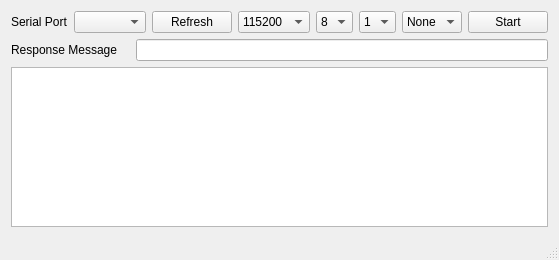
The window that mainwindow.ui (hyo0913/Simple-Test-Slave-Example) describes before a commit, drawn with Qt 5.
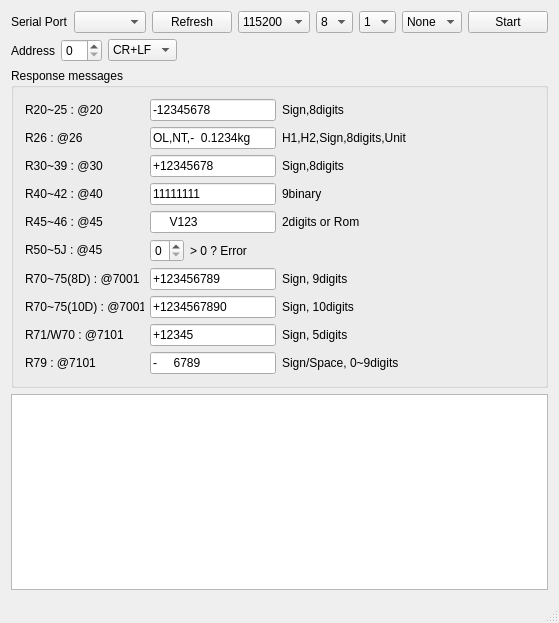
The same window after the commit.

What changed in the file:
```diff
--- a/mainwindow.ui
+++ b/mainwindow.ui
@@ -7,14 +7,14 @@
     <x>0</x>
     <y>0</y>
     <width>537</width>
-    <height>260</height>
+    <height>623</height>
    </rect>
   </property>
   <property name="windowTitle">
    <string>Simple Test Slave - example</string>
   </property>
   <widget class="QWidget" name="centralWidget">
-   <layout class="QVBoxLayout" name="verticalLayout">
+   <layout class="QVBoxLayout" name="verticalLayout_2">
     <item>
      <layout class="QHBoxLayout" name="horizontalLayout" stretch="0,0,0,0,0,0,0,1,0">
       <item>
@@ -133,31 +133,694 @@
      </layout>
     </item>
     <item>
-     <layout class="QHBoxLayout" name="horizontalLayout_3">
+     <layout class="QHBoxLayout" name="horizontalLayout_2">
       <item>
-       <widget class="QLabel" name="labelRespMsg">
-        <property name="minimumSize">
-         <size>
-          <width>119</width>
-          <height>20</height>
-         </size>
-        </property>
-        <property name="maximumSize">
-         <size>
-          <width>119</width>
-          <height>20</height>
-         </size>
-        </property>
+       <widget class="QLabel" name="labelAddress">
         <property name="text">
-         <string>Response Message</string>
+         <string>Address</string>
         </property>
        </widget>
       </item>
       <item>
-       <widget class="QLineEdit" name="lineEditRespMsg"/>
+       <widget class="QSpinBox" name="spinBoxAddress">
+        <property name="maximum">
+         <number>31</number>
+        </property>
+       </widget>
+      </item>
+      <item>
+       <widget class="QComboBox" name="comboBoxTerminator">
+        <item>
+         <property name="text">
+          <string>CR+LF</string>
+         </property>
+        </item>
+        <item>
+         <property name="text">
+          <string>CR</string>
+         </property>
+        </item>
+       </widget>
+      </item>
+      <item>
+       <spacer name="horizontalSpacer_2">
+        <property name="orientation">
+         <enum>Qt::Horizontal</enum>
+        </property>
+        <property name="sizeHint" stdset="0">
+         <size>
+          <width>40</width>
+          <height>20</height>
+         </size>
+        </property>
+       </spacer>
       </item>
      </layout>
     </item>
+    <item>
+     <widget class="QGroupBox" name="groupBox">
+      <property name="title">
+       <string>Response messages</string>
+      </property>
+      <layout class="QVBoxLayout" name="verticalLayout">
+       <item>
+        <layout class="QHBoxLayout" name="horizontalLayout_3">
+         <item>
+          <widget class="QLabel" name="labelR20">
+           <property name="minimumSize">
+            <size>
+             <width>119</width>
+             <height>20</height>
+            </size>
+           </property>
+           <property name="maximumSize">
+            <size>
+             <width>119</width>
+             <height>20</height>
+            </size>
+           </property>
+           <property name="text">
+            <string>R20~25 : @20</string>
+           </property>
+          </widget>
+         </item>
+         <item>
+          <widget class="QLineEdit" name="lineEditR20">
+           <property name="text">
+            <string>-12345678</string>
+           </property>
+           <property name="maxLength">
+            <number>9</number>
+           </property>
+          </widget>
+         </item>
+         <item>
+          <widget class="QLabel" name="labelDescR20">
+           <property name="minimumSize">
+            <size>
+             <width>126</width>
+             <height>20</height>
+            </size>
+           </property>
+           <property name="maximumSize">
+            <size>
+             <width>126</width>
+             <height>20</height>
+            </size>
+           </property>
+           <property name="text">
+            <string>Sign,8digits</string>
+           </property>
+          </widget>
+         </item>
+         <item>
+          <spacer name="horizontalSpacer_4">
+           <property name="orientation">
+            <enum>Qt::Horizontal</enum>
+           </property>
+           <property name="sizeHint" stdset="0">
+            <size>
+             <width>40</width>
+             <height>20</height>
+            </size>
+           </property>
+          </spacer>
+         </item>
+        </layout>
+       </item>
+       <item>
+        <layout class="QHBoxLayout" name="horizontalLayout_4">
+         <item>
+          <widget class="QLabel" name="labelR26">
+           <property name="minimumSize">
+            <size>
+             <width>119</width>
+             <height>20</height>
+            </size>
+           </property>
+           <property name="maximumSize">
+            <size>
+             <width>119</width>
+             <height>20</height>
+            </size>
+           </property>
+           <property name="text">
+            <string>R26 : @26</string>
+           </property>
+          </widget>
+         </item>
+         <item>
+          <widget class="QLineEdit" name="lineEditR26">
+           <property name="text">
+            <string>OL,NT,-  0.1234kg</string>
+           </property>
+           <property name="maxLength">
+            <number>18</number>
+           </property>
+          </widget>
+         </item>
+         <item>
+          <widget class="QLabel" name="labelDescR26">
+           <property name="minimumSize">
+            <size>
+             <width>126</width>
+             <height>20</height>
+            </size>
+           </property>
+           <property name="maximumSize">
+            <size>
+             <width>126</width>
+             <height>20</height>
+            </size>
+           </property>
+           <property name="text">
+            <string>H1,H2,Sign,8digits,Unit</string>
+           </property>
+          </widget>
+         </item>
+         <item>
+          <spacer name="horizontalSpacer_5">
+           <property name="orientation">
+            <enum>Qt::Horizontal</enum>
+           </property>
+           <property name="sizeHint" stdset="0">
+            <size>
+             <width>40</width>
+             <height>20</height>
+            </size>
+           </property>
+          </spacer>
+         </item>
+        </layout>
+       </item>
+       <item>
+        <layout class="QHBoxLayout" name="horizontalLayout_5">
+         <item>
+          <widget class="QLabel" name="labelR30">
+           <property name="minimumSize">
+            <size>
+             <width>119</width>
+             <height>20</height>
+            </size>
+           </property>
+           <property name="maximumSize">
+            <size>
+             <width>119</width>
+             <height>20</height>
+            </size>
+           </property>
+           <property name="text">
+            <string>R30~39 : @30</string>
+           </property>
+          </widget>
+         </item>
+         <item>
+          <widget class="QLineEdit" name="lineEditR30">
+           <property name="text">
+            <string>+12345678</string>
+           </property>
+           <property name="maxLength">
+            <number>9</number>
+           </property>
+          </widget>
+         </item>
+         <item>
+          <widget class="QLabel" name="labelDescR30">
+           <property name="minimumSize">
+            <size>
+             <width>126</width>
+             <height>20</height>
+            </size>
+           </property>
+           <property name="maximumSize">
+            <size>
+             <width>126</width>
+             <height>20</height>
+            </size>
+           </property>
+           <property name="text">
+            <string>Sign,8digits</string>
+           </property>
+          </widget>
+         </item>
+         <item>
+          <spacer name="horizontalSpacer_6">
+           <property name="orientation">
+            <enum>Qt::Horizontal</enum>
+           </property>
+           <property name="sizeHint" stdset="0">
+            <size>
+             <width>40</width>
+             <height>20</height>
+            </size>
+           </property>
+          </spacer>
+         </item>
+        </layout>
+       </item>
+       <item>
+        <layout class="QHBoxLayout" name="horizontalLayout_6">
+         <item>
+          <widget class="QLabel" name="labelR40">
+           <property name="minimumSize">
+            <size>
+             <width>119</width>
+             <height>20</height>
+            </size>
+           </property>
+           <property name="maximumSize">
+            <size>
+             <width>119</width>
+             <height>20</height>
+            </size>
+           </property>
+           <property name="text">
+            <string>R40~42 : @40</string>
+           </property>
+          </widget>
+         </item>
+         <item>
+          <widget class="QLineEdit" name="lineEditR40">
+           <property name="text">
+            <string>11111111 </string>
+           </property>
+           <property name="maxLength">
+            <number>9</number>
+           </property>
+          </widget>
+         </item>
+         <item>
+          <widget class="QLabel" name="labelDescR40">
+           <property name="minimumSize">
+            <size>
+             <width>126</width>
+             <height>20</height>
+            </size>
+           </property>
+           <property name="maximumSize">
+            <size>
+             <width>126</width>
+             <height>20</height>
+            </size>
+           </property>
+           <property name="text">
+            <string>9binary</string>
+           </property>
+          </widget>
+         </item>
+         <item>
+          <spacer name="horizontalSpacer_7">
+           <property name="orientation">
+            <enum>Qt::Horizontal</enum>
+           </property>
+           <property name="sizeHint" stdset="0">
+            <size>
+             <width>40</width>
+             <height>20</height>
+            </size>
+           </property>
+          </spacer>
+         </item>
+        </layout>
+       </item>
+       <item>
+        <layout class="QHBoxLayout" name="horizontalLayout_7" stretch="0,0,0,0">
+         <item>
+          <widget class="QLabel" name="labelR45">
+           <property name="minimumSize">
+            <size>
+             <width>119</width>
+             <height>20</height>
+            </size>
+           </property>
+           <property name="maximumSize">
+            <size>
+             <width>119</width>
+             <height>20</height>
+            </size>
+           </property>
+           <property name="text">
+            <string>R45~46 : @45</string>
+           </property>
+          </widget>
+         </item>
+         <item>
+          <widget class="QLineEdit" name="lineEditR45">
+           <property name="text">
+            <string>     V123</string>
+           </property>
+           <property name="maxLength">
+            <number>9</number>
+           </property>
+          </widget>
+         </item>
+         <item>
+          <widget class="QLabel" name="labelDescR45">
+           <property name="minimumSize">
+            <size>
+             <width>126</width>
+             <height>20</height>
+            </size>
+           </property>
+           <property name="maximumSize">
+            <size>
+             <width>126</width>
+             <height>20</height>
+            </size>
+           </property>
+           <property name="text">
+            <string>2digits or Rom</string>
+           </property>
+          </widget>
+         </item>
+         <item>
+          <spacer name="horizontalSpacer_8">
+           <property name="orientation">
+            <enum>Qt::Horizontal</enum>
+           </property>
+           <property name="sizeHint" stdset="0">
+            <size>
+             <width>40</width>
+             <height>20</height>
+            </size>
+           </property>
+          </spacer>
+         </item>
+        </layout>
+       </item>
+       <item>
+        <layout class="QHBoxLayout" name="horizontalLayout_8">
+         <item>
+          <widget class="QLabel" name="labelCmd50">
+           <property name="minimumSize">
+            <size>
+             <width>119</width>
+             <height>20</height>
+            </size>
+           </property>
+           <property name="maximumSize">
+            <size>
+             <width>119</width>
+             <height>20</height>
+            </size>
+           </property>
+           <property name="text">
+            <string>R50~5J : @45</string>
+           </property>
+          </widget>
+         </item>
+         <item>
+          <widget class="QSpinBox" name="spinBoxCmd50">
+           <property name="maximum">
+            <number>9</number>
+           </property>
+          </widget>
+         </item>
+         <item>
+          <widget class="QLabel" name="labelDecsCmd50">
+           <property name="text">
+            <string>&gt; 0 ? Error</string>
+           </property>
+          </widget>
+         </item>
+         <item>
+          <spacer name="horizontalSpacer_3">
+           <property name="orientation">
+            <enum>Qt::Horizontal</enum>
+           </property>
+           <property name="sizeHint" stdset="0">
+            <size>
+             <width>40</width>
+             <height>20</height>
+            </size>
+           </property>
+          </spacer>
+         </item>
+        </layout>
+       </item>
+       <item>
+        <layout class="QHBoxLayout" name="horizontalLayout_9">
+         <item>
+          <widget class="QLabel" name="labelR70_08">
+           <property name="minimumSize">
+            <size>
+             <width>119</width>
+             <height>20</height>
+            </size>
+           </property>
+           <property name="maximumSize">
+            <size>
+             <width>119</width>
+             <height>20</height>
+            </size>
+           </property>
+           <property name="text">
+            <string>R70~75(8D) : @7001</string>
+           </property>
+          </widget>
+         </item>
+         <item>
+          <widget class="QLineEdit" name="lineEditR70_08">
+           <property name="text">
+            <string>+123456789</string>
+           </property>
+           <property name="maxLength">
+            <number>10</number>
+           </property>
+          </widget>
+         </item>
+         <item>
+          <widget class="QLabel" name="labelDescR70_08">
+           <property name="minimumSize">
+            <size>
+             <width>126</width>
+             <height>20</height>
+            </size>
+           </property>
+           <property name="maximumSize">
+            <size>
+             <width>126</width>
+             <height>20</height>
+            </size>
+           </property>
+           <property name="text">
+            <string>Sign, 9digits</string>
+           </property>
+          </widget>
+         </item>
+         <item>
+          <spacer name="horizontalSpacer_9">
+           <property name="orientation">
+            <enum>Qt::Horizontal</enum>
+           </property>
+           <property name="sizeHint" stdset="0">
+            <size>
+             <width>40</width>
+             <height>20</height>
+            </size>
+           </property>
+          </spacer>
+         </item>
+        </layout>
+       </item>
+       <item>
+        <layout class="QHBoxLayout" name="horizontalLayout_10">
+         <item>
+          <widget class="QLabel" name="labelR70_10">
+           <property name="minimumSize">
+            <size>
+             <width>119</width>
+             <height>20</height>
+            </size>
+           </property>
+           <property name="maximumSize">
+            <size>
+             <width>119</width>
+             <height>20</height>
+            </size>
+           </property>
+           <property name="text">
+            <string>R70~75(10D) : @7001</string>
+           </property>
+          </widget>
+         </item>
+         <item>
+          <widget class="QLineEdit" name="lineEditR70_10">
+           <property name="text">
+            <string>+1234567890</string>
+           </property>
+           <property name="maxLength">
+            <number>11</number>
+           </property>
+          </widget>
+         </item>
+         <item>
+          <widget class="QLabel" name="labelDescR70_10">
+           <property name="minimumSize">
+            <size>
+             <width>126</width>
+             <height>20</height>
+            </size>
+           </property>
+           <property name="maximumSize">
+            <size>
+             <width>126</width>
+             <height>20</height>
+            </size>
+           </property>
+           <property name="text">
+            <string>Sign, 10digits</string>
+           </property>
+          </widget>
+         </item>
+         <item>
+          <spacer name="horizontalSpacer_10">
+           <property name="orientation">
+            <enum>Qt::Horizontal</enum>
+           </property>
+           <property name="sizeHint" stdset="0">
+            <size>
+             <width>40</width>
+             <height>20</height>
+            </size>
+           </property>
+          </spacer>
+         </item>
+        </layout>
+       </item>
+       <item>
+        <layout class="QHBoxLayout" name="horizontalLayout_11">
+         <item>
+          <widget class="QLabel" name="labelR71">
+           <property name="minimumSize">
+            <size>
+             <width>119</width>
+             <height>20</height>
+            </size>
+           </property>
+           <property name="maximumSize">
+            <size>
+             <width>119</width>
+             <height>20</height>
+            </size>
+           </property>
+           <property name="text">
+            <string>R71/W70 : @7101</string>
+           </property>
+          </widget>
+         </item>
+         <item>
+          <widget class="QLineEdit" name="lineEditR71">
+           <property name="text">
+            <string>+12345</string>
+           </property>
+           <property name="maxLength">
+            <number>6</number>
+           </property>
+          </widget>
+         </item>
+         <item>
+          <widget class="QLabel" name="labelDescR71">
+           <property name="minimumSize">
+            <size>
+             <width>126</width>
+             <height>20</height>
+            </size>
+           </property>
+           <property name="maximumSize">
+            <size>
+             <width>126</width>
+             <height>20</height>
+            </size>
+           </property>
+           <property name="text">
+            <string>Sign, 5digits</string>
+           </property>
+          </widget>
+         </item>
+         <item>
+          <spacer name="horizontalSpacer_11">
+           <property name="orientation">
+            <enum>Qt::Horizontal</enum>
+           </property>
+           <property name="sizeHint" stdset="0">
+            <size>
+             <width>40</width>
+             <height>20</height>
+            </size>
+           </property>
+          </spacer>
+         </item>
+        </layout>
+       </item>
+       <item>
+        <layout class="QHBoxLayout" name="horizontalLayout_12">
+         <item>
+          <widget class="QLabel" name="labelR79">
+           <property name="minimumSize">
+            <size>
+             <width>119</width>
+             <height>20</height>
+            </size>
+           </property>
+           <property name="maximumSize">
+            <size>
+             <width>119</width>
+             <height>20</height>
+            </size>
+           </property>
+           <property name="text">
+            <string>R79 : @7101</string>
+           </property>
+          </widget>
+         </item>
+         <item>
+          <widget class="QLineEdit" name="lineEditR79">
+           <property name="text">
+            <string>-     6789</string>
+           </property>
+           <property name="maxLength">
+            <number>10</number>
+           </property>
+          </widget>
+         </item>
+         <item>
+          <widget class="QLabel" name="labelDescR79">
+           <property name="minimumSize">
+            <size>
+             <width>126</width>
+             <height>20</height>
+            </size>
+           </property>
+           <property name="maximumSize">
+            <size>
+             <width>126</width>
+             <height>20</height>
+            </size>
+           </property>
+           <property name="text">
+            <string>Sign/Space, 0~9digits</string>
+           </property>
+          </widget>
+         </item>
+         <item>
+          <spacer name="horizontalSpacer_12">
+           <property name="orientation">
+            <enum>Qt::Horizontal</enum>
+           </property>
+           <property name="sizeHint" stdset="0">
+            <size>
+             <width>40</width>
+             <height>20</height>
+            </size>
+           </property>
+          </spacer>
+         </item>
+        </layout>
+       </item>
+      </layout>
+     </widget>
+    </item>
     <item>
      <widget class="QTextEdit" name="textEditLog"/>
     </item>
```
Left out of the diff: 2 changed lines with no effect on the pictures.
